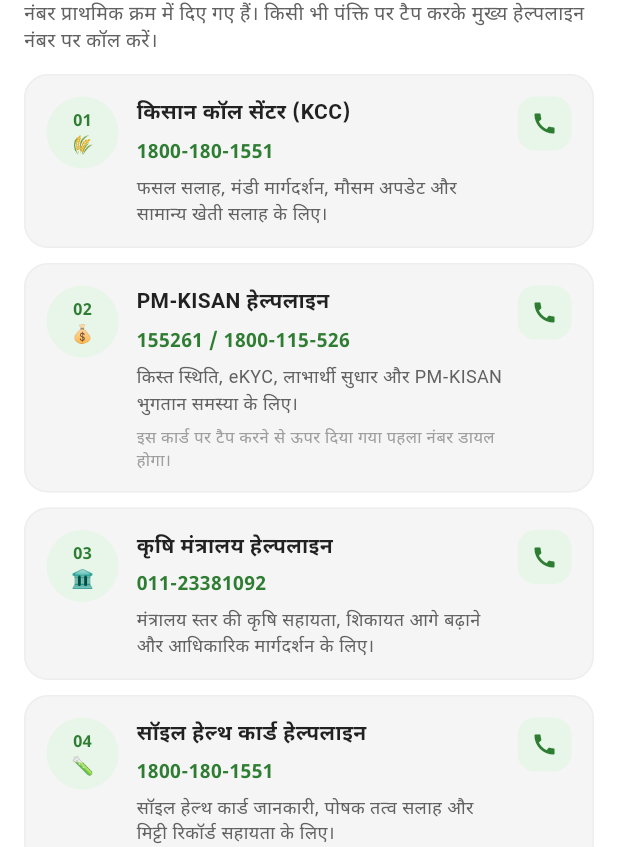
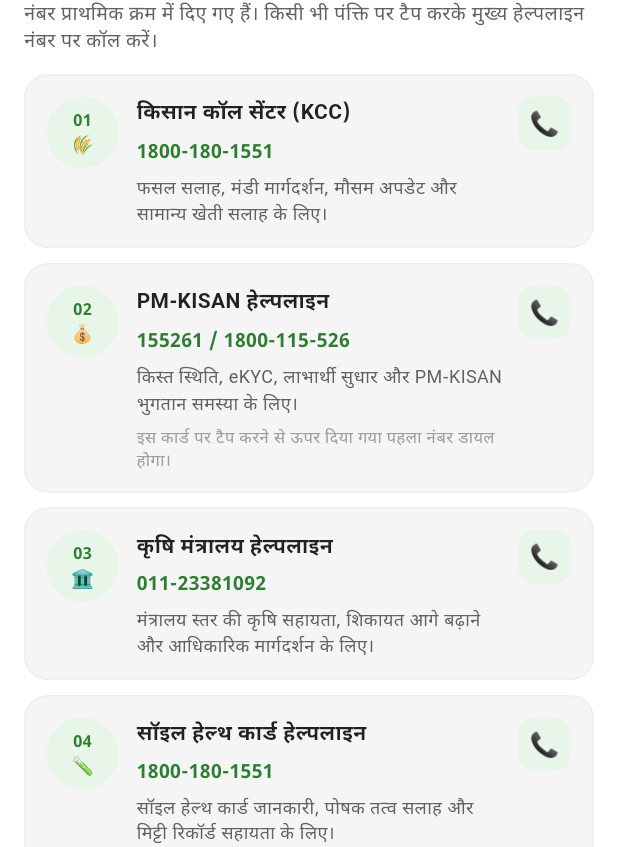
Before and after one commit to sudhanshuxmaurya119-eng/kisankanoon, a Flutter app: the MoreScreen screen opened directly, on a phone screen of 412 x 824 dp. Shown: the part 352-1199 px from the top of the screen. Run offline on Flutter 3.47's test engine with Material 3 defaults, Android fonts, the light colour scheme and no system bars; our stand-ins replace cloud_firestore, file_picker, firebase_auth, firebase_core, geolocator, google_fonts and 3 more; accounts and stored records are empty.

Commit message:
Keep helpline OTA-safe for Shorebird patch

```diff
--- a/kisankanoon/lib/screens/more_screen.dart
+++ b/kisankanoon/lib/screens/more_screen.dart
@@ -799,10 +799,11 @@
                     color: AppTheme.bgGreen,
                     borderRadius: BorderRadius.circular(12),
                   ),
-                  child: const Icon(
-                    Icons.call,
-                    color: AppTheme.primaryGreen,
-                    size: 18,
+                  child: const Center(
+                    child: Text(
+                      '📞',
+                      style: TextStyle(fontSize: 16),
+                    ),
                   ),
                 ),
               ],
```
